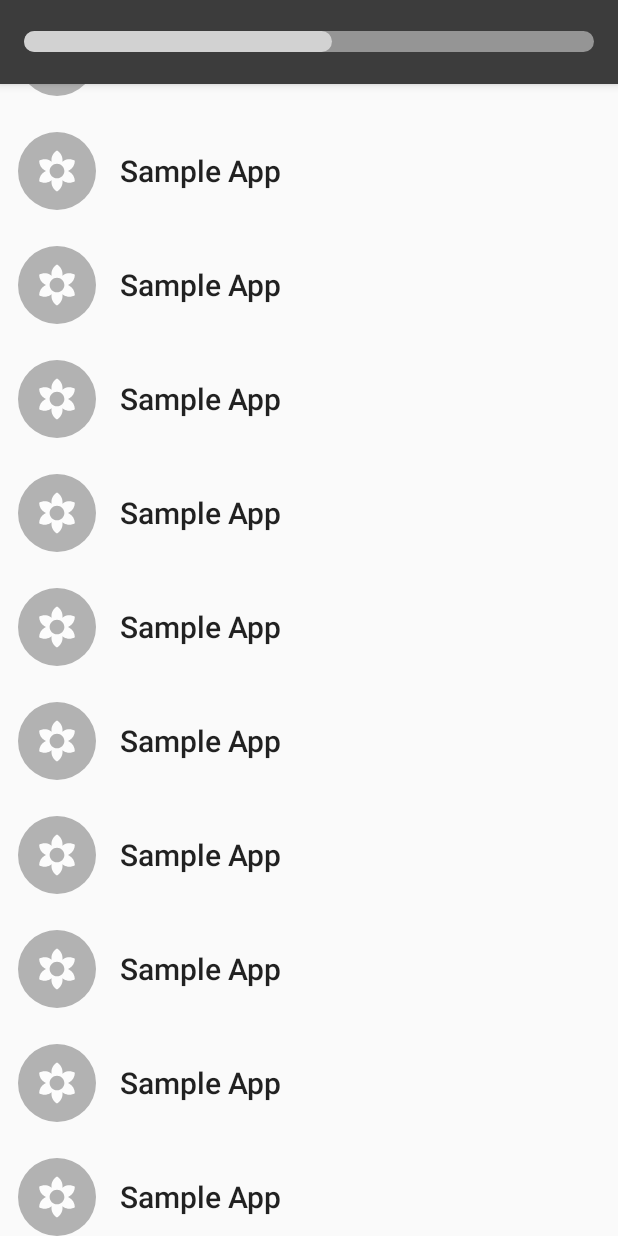
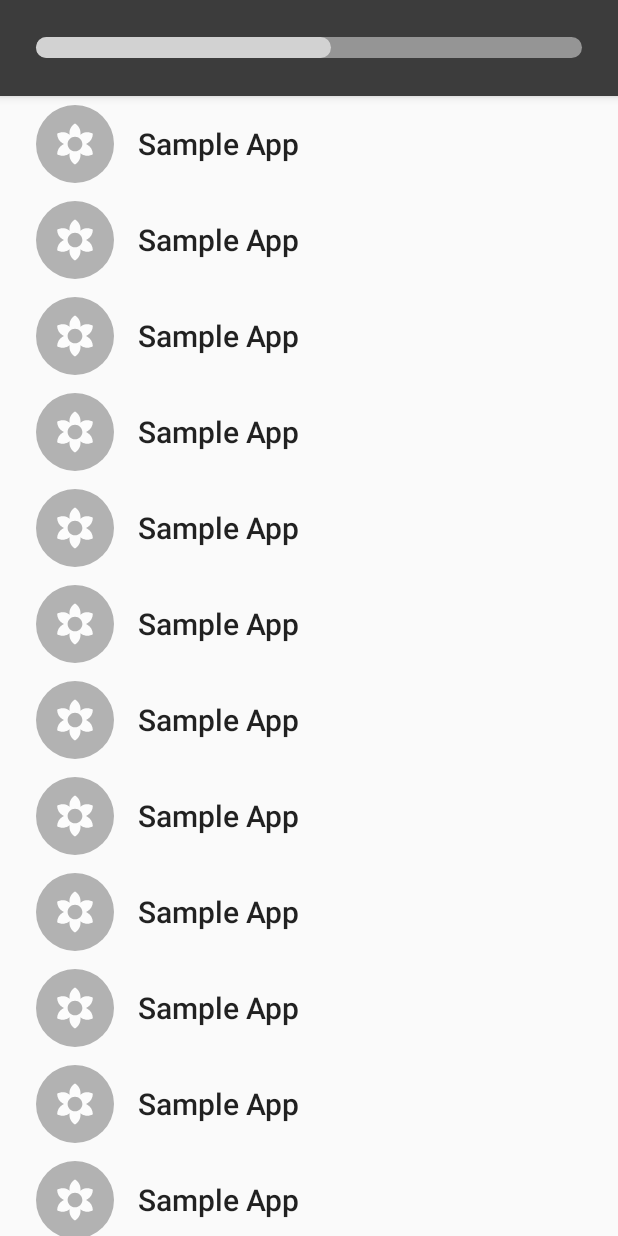
Before and after one commit to ksdme/productive, an Android app: the screen it shows after launch (MainActivity), on a phone screen of 412 x 824 dp. Run offline under Robolectric (Android 15) with nearby library versions, the phone set to English and light mode, and no system bars.

Commit message:
Standardize body content padding

```diff
--- a/app/src/main/res/layout/content_app_drawer_item.xml
+++ b/app/src/main/res/layout/content_app_drawer_item.xml
@@ -3,7 +3,10 @@
         xmlns:android="http://schemas.android.com/apk/res/android"
         android:layout_width="match_parent"
         android:layout_height="wrap_content"
-        android:padding="@dimen/app_padding_three"
+        android:paddingStart="@dimen/app_padding_five"
+        android:paddingEnd="@dimen/app_padding_five"
+        android:paddingTop="@dimen/app_padding_two"
+        android:paddingBottom="@dimen/app_padding_two"
         android:background="?attr/selectableItemBackground"
         android:clickable="true"
         android:focusable="true">
--- a/app/src/main/res/layout/header_overlay.xml
+++ b/app/src/main/res/layout/header_overlay.xml
@@ -12,6 +12,7 @@
             android:progress="54"
             android:layout_width="match_parent"
             android:layout_height="wrap_content"
+            android:padding="@dimen/app_padding_five"
             style="@style/App.CustomProgress"/>
 
 </LinearLayout>
--- a/app/src/main/res/values/component.xml
+++ b/app/src/main/res/values/component.xml
@@ -5,7 +5,7 @@
 
     <style name="App.CustomProgress" parent="Widget.AppCompat.ProgressBar.Horizontal">
         <item name="android:progressDrawable">@drawable/custom_progress</item>
-        <item name="android:layout_margin">?attr/marginCustomProgress</item>
+        <item name="android:layout_margin">@dimen/zero</item>
     </style>
 
     <style name="App.AppIconLabel" parent="TextAppearance.AppCompat.Title">
--- a/app/src/main/res/values/dimens.xml
+++ b/app/src/main/res/values/dimens.xml
@@ -3,7 +3,6 @@
 
     <dimen name="zero">0dp</dimen>
 
-    <dimen name="marginCustomProgress">16dp</dimen>
     <dimen name="heightCustomProgress">14dp</dimen>
 
     <dimen name="app_padding_one">3dp</dimen>
--- a/app/src/main/res/values/styles.xml
+++ b/app/src/main/res/values/styles.xml
@@ -3,7 +3,6 @@
     <style name="ComponentAppTheme" parent="Theme.AppCompat.Light.NoActionBar">
         <item name="backgroundColorCustomProgress">@color/baseInvertLight</item>
         <item name="foregroundColorCustomProgress">@color/baseInvert</item>
-        <item name="marginCustomProgress">@dimen/marginCustomProgress</item>
         <item name="heightCustomProgress">@dimen/heightCustomProgress</item>
 
         <item name="appLabelColorAppDrawer">@color/baseColor</item>
```
